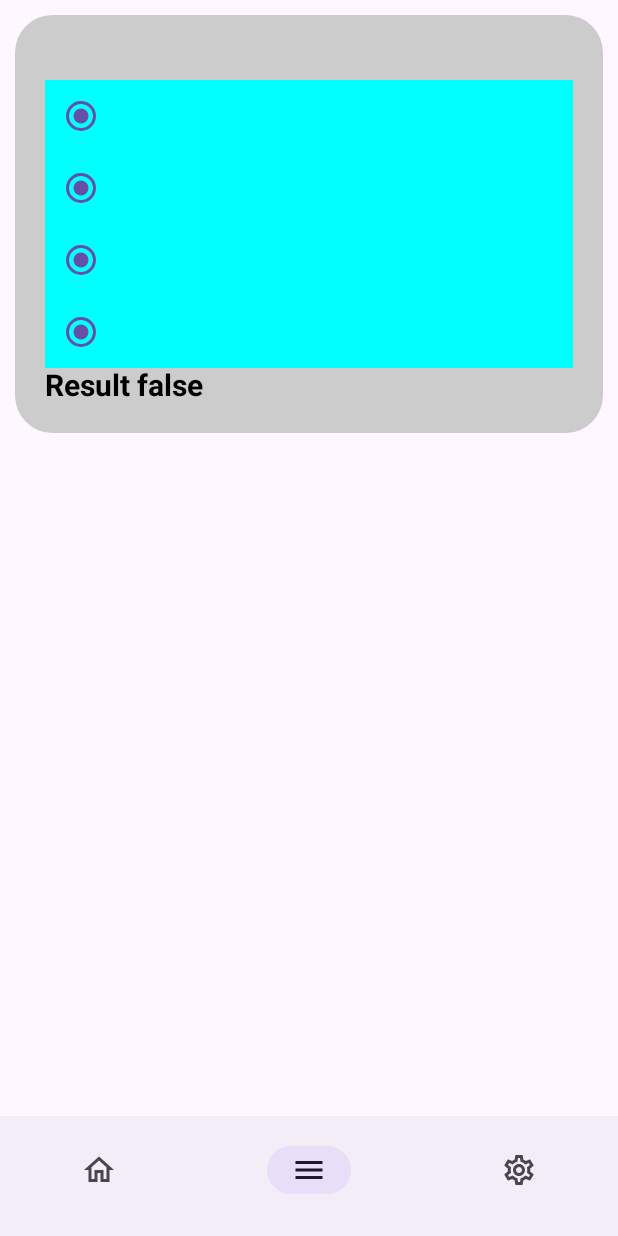
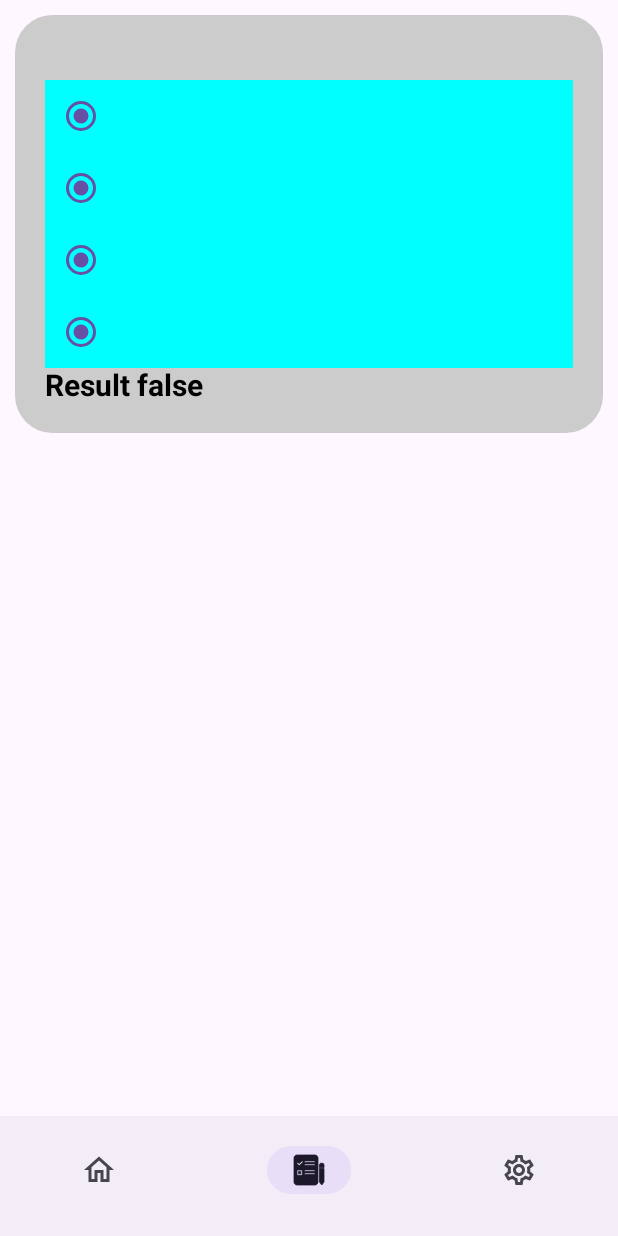
Before and after one commit to ashutosh1234ojha/WordsBook, an Android app built with Jetpack Compose: the screen it shows after launch (MainActivity), item 2 of the bottom bar chosen, on a phone screen of 412 x 824 dp. Run offline under Robolectric (Android 15) with nearby library versions, the phone set to English and light mode, and no system bars; our stand-ins replace Dagger/Hilt's generated code, Room's generated code.

Commit message:
test icon updated

```diff
--- a/app/src/main/java/com/example/mywordsbook/MainActivity.kt
+++ b/app/src/main/java/com/example/mywordsbook/MainActivity.kt
@@ -21,6 +21,8 @@ import androidx.compose.material3.Text
 import androidx.compose.runtime.*
 import androidx.compose.runtime.saveable.rememberSaveable
 import androidx.compose.ui.Modifier
+import androidx.compose.ui.graphics.vector.ImageVector
+import androidx.compose.ui.res.vectorResource
 import androidx.compose.ui.tooling.preview.Preview
 import androidx.lifecycle.ViewModelProvider
 import androidx.navigation.NavHostController
@@ -44,7 +46,7 @@ class MainActivity : ComponentActivity() {
 //            BankCardUi()
 //        }
         setContent {
-            commonViewModel = ViewModelProvider(this).get(CommonViewModel::class.java)
+            commonViewModel = ViewModelProvider(this)[CommonViewModel::class.java]
 //
 //            Column {
 //                Host(commonViewModel)
@@ -63,8 +65,8 @@ class MainActivity : ComponentActivity() {
                     ),
                     BottomNavigationItem(
                         "Quiz",
-                        Icons.Filled.Menu,
-                        Icons.Outlined.Menu,
+                       ImageVector.vectorResource(R.drawable.test_icon_outline),
+                        ImageVector.vectorResource(R.drawable.test_icon),
                         "QuizScreen"
                     ),
                     BottomNavigationItem(
--- a/app/src/main/java/com/example/mywordsbook/WordCardUI.kt
+++ b/app/src/main/java/com/example/mywordsbook/WordCardUI.kt
@@ -11,7 +11,6 @@ import androidx.compose.foundation.layout.aspectRatio
 import androidx.compose.foundation.layout.fillMaxSize
 import androidx.compose.foundation.layout.fillMaxWidth
 import androidx.compose.foundation.layout.padding
-import androidx.compose.foundation.shape.RoundedCornerShape
 import androidx.compose.material.icons.Icons
 import androidx.compose.material.icons.filled.Create
 import androidx.compose.material3.Card
--- /dev/null
+++ b/app/src/main/res/drawable/test_icon.xml
@@ -0,0 +1,21 @@
+<vector xmlns:android="http://schemas.android.com/apk/res/android"
+    android:width="24dp"
+    android:height="24dp"
+    android:viewportWidth="48"
+    android:viewportHeight="48">
+  <path
+      android:pathData="M10,29V26H13V29H10Z"
+      android:fillColor="#333333"/>
+  <path
+      android:pathData="M32,44H8C5.791,44 4,42.209 4,40V8C4,5.791 5.791,4 8,4H32C34.209,4 36,5.791 36,8V40C36,42.209 34.209,44 32,44ZM18,13C18,12.448 18.448,12 19,12H31C31.552,12 32,12.448 32,13C32,13.552 31.552,14 31,14H19C18.448,14 18,13.552 18,13ZM19,16C18.448,16 18,16.448 18,17C18,17.552 18.448,18 19,18H31C31.552,18 32,17.552 32,17C32,16.448 31.552,16 31,16H19ZM15.707,12.293C16.098,12.683 16.098,13.317 15.707,13.707L11,18.414L8.293,15.707C7.902,15.317 7.902,14.683 8.293,14.293C8.683,13.902 9.317,13.902 9.707,14.293L11,15.586L14.293,12.293C14.683,11.902 15.317,11.902 15.707,12.293ZM19,24C18.448,24 18,24.448 18,25C18,25.552 18.448,26 19,26H31C31.552,26 32,25.552 32,25C32,24.448 31.552,24 31,24H19ZM18,29C18,28.448 18.448,28 19,28H31C31.552,28 32,28.448 32,29C32,29.552 31.552,30 31,30H19C18.448,30 18,29.552 18,29ZM14,24H9C8.448,24 8,24.448 8,25V30C8,30.552 8.448,31 9,31H14C14.552,31 15,30.552 15,30V25C15,24.448 14.552,24 14,24Z"
+      android:fillColor="#333333"
+      android:fillType="evenOdd"/>
+  <path
+      android:pathData="M44,40L41,44L38,40V22H44V40Z"
+      android:fillColor="#333333"
+      android:fillType="evenOdd"/>
+  <path
+      android:pathData="M40,15H42C43.105,15 44,15.895 44,17V21H38V17C38,15.895 38.895,15 40,15Z"
+      android:fillColor="#333333"
+      android:fillType="evenOdd"/>
+</vector>
--- /dev/null
+++ b/app/src/main/res/drawable/test_icon_outline.xml
@@ -0,0 +1,30 @@
+<vector xmlns:android="http://schemas.android.com/apk/res/android"
+    android:width="24dp"
+    android:height="24dp"
+    android:viewportWidth="48"
+    android:viewportHeight="48">
+  <path
+      android:pathData="M10,29V26H13V29H10Z"
+      android:fillColor="#FFFFFF"
+      android:strokeColor="#000000"
+      android:strokeWidth="1"
+      android:fillType="evenOdd"/>
+  <path
+      android:pathData="M32,44H8C5.791,44 4,42.209 4,40V8C4,5.791 5.791,4 8,4H32C34.209,4 36,5.791 36,8V40C36,42.209 34.209,44 32,44ZM18,13C18,12.448 18.448,12 19,12H31C31.552,12 32,12.448 32,13C32,13.552 31.552,14 31,14H19C18.448,14 18,13.552 18,13ZM19,16C18.448,16 18,16.448 18,17C18,17.552 18.448,18 19,18H31C31.552,18 32,17.552 32,17C32,16.448 31.552,16 31,16H19ZM15.707,12.293C16.098,12.683 16.098,13.317 15.707,13.707L11,18.414L8.293,15.707C7.902,15.317 7.902,14.683 8.293,14.293C8.683,13.902 9.317,13.902 9.707,14.293L11,15.586L14.293,12.293C14.683,11.902 15.317,11.902 15.707,12.293ZM19,24C18.448,24 18,24.448 18,25C18,25.552 18.448,26 19,26H31C31.552,26 32,25.552 32,25C32,24.448 31.552,24 31,24H19ZM18,29C18,28.448 18.448,28 19,28H31C31.552,28 32,28.448 32,29C32,29.552 31.552,30 31,30H19C18.448,30 18,29.552 18,29ZM14,24H9C8.448,24 8,24.448 8,25V30C8,30.552 8.448,31 9,31H14C14.552,31 15,30.552 15,30V25C15,24.448 14.552,24 14,24Z"
+      android:fillColor="#FFFFFF"
+      android:strokeColor="#000000"
+      android:strokeWidth="1"
+      android:fillType="evenOdd"/>
+  <path
+      android:pathData="M44,40L41,44L38,40V22H44V40Z"
+      android:fillColor="#FFFFFF"
+      android:strokeColor="#000000"
+      android:strokeWidth="1"
+      android:fillType="evenOdd"/>
+  <path
+      android:pathData="M40,15H42C43.105,15 44,15.895 44,17V21H38V17C38,15.895 38.895,15 40,15Z"
+      android:fillColor="#FFFFFF"
+      android:strokeColor="#000000"
+      android:strokeWidth="1"
+      android:fillType="evenOdd"/>
+</vector>
```
